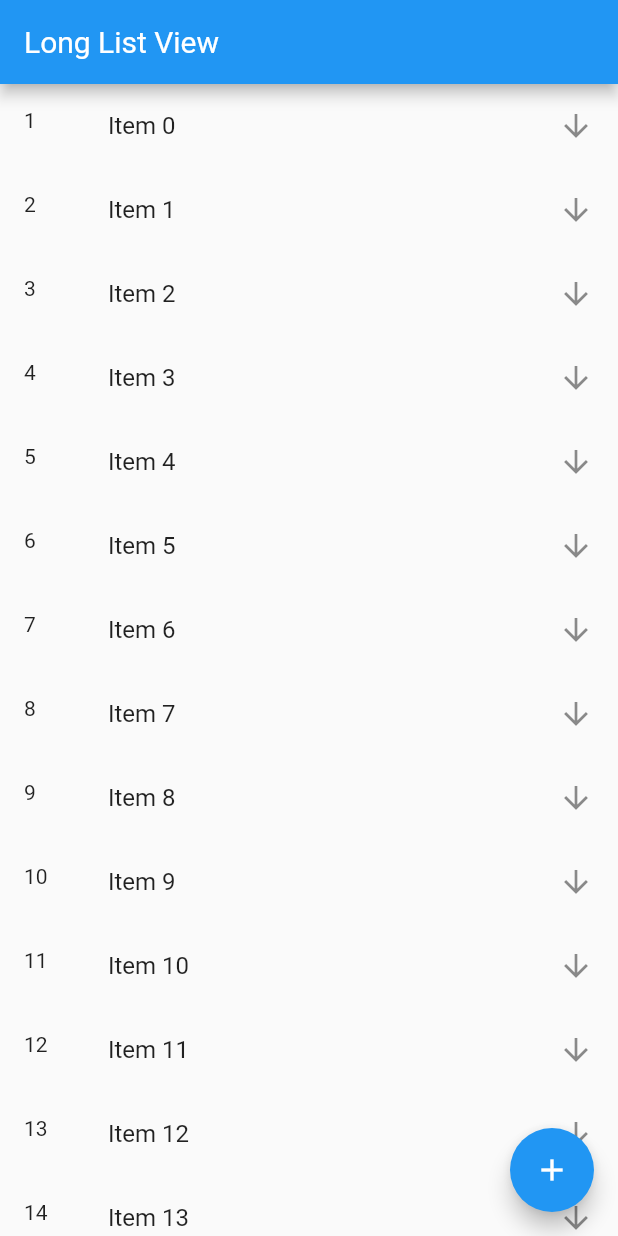
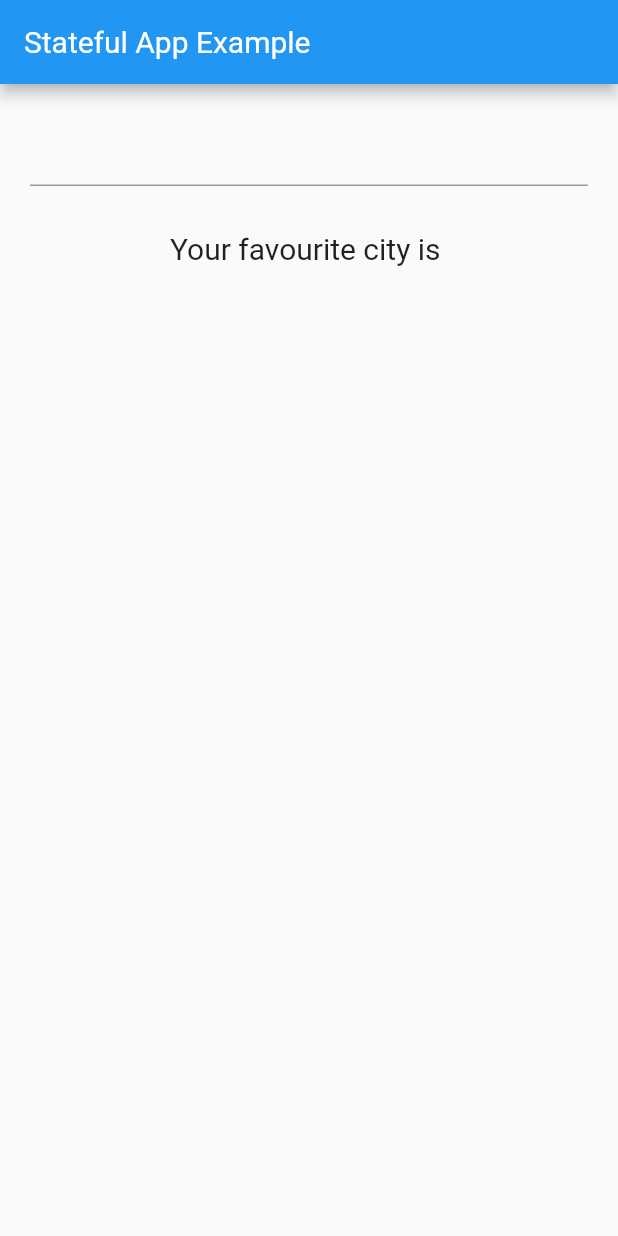
Before and after one commit to gitonga123/hundreds-days-of-code, a Flutter app: the screen it shows after launch, on a phone screen of 412 x 824 dp. Run offline on Flutter 3.47's test engine with Material 2 defaults, Android fonts, the phone set to English and light mode, and no system bars; our stand-ins replace flutter_spinkit, font_awesome_flutter.

Commit message:
Stateful Widget: Basic statful widget

```diff
--- a/flutter_app/lib/main.dart
+++ b/flutter_app/lib/main.dart
@@ -9,17 +9,8 @@ class MyHome extends StatelessWidget {
     return MaterialApp(
         title: "Exploring Flutter UI Widgets",
         debugShowCheckedModeBanner: false,
-        home: Scaffold(
-          appBar: AppBar(
-            title: Text("Long List View"),
-          ),
-          body: getLongListView(),
-          floatingActionButton: new FloatingActionButton(
-            onPressed: () => print("float action bar clicked"),
-            child: Icon(Icons.add),
-            tooltip: "Add one more item",
-          ),
-        ));
+        home: FavouriteCity()
+    );
   }
 }
 
@@ -90,3 +81,41 @@ void showSnackBar(BuildContext context, String item) {
   );
   Scaffold.of(context).showSnackBar(snackBar);
 }
+
+class FavouriteCity extends StatefulWidget {
+  @override
+  _FavouriteCityState createState() => _FavouriteCityState();
+}
+
+class _FavouriteCityState extends State<FavouriteCity> {
+  String nameCity = "";
+  @override
+  Widget build(BuildContext context) {
+    return Scaffold(
+      appBar: AppBar(
+        title: Text("Stateful App Example"),
+      ),
+      body: Container(
+        margin: EdgeInsets.all(20.0),
+        child: Column(
+          children: <Widget>[
+            TextField(
+              onChanged: (String userInput) {
+                setState(() {
+                  nameCity = userInput;
+                });
+              },
+            ),
+            Padding(
+              padding: const EdgeInsets.all(30.0),
+              child: Text(
+                "Your favourite city is $nameCity",
+                style: TextStyle(fontSize: 20.0),
+              ),
+            )
+          ],
+        ),
+      ),
+    );
+  }
+}
```
